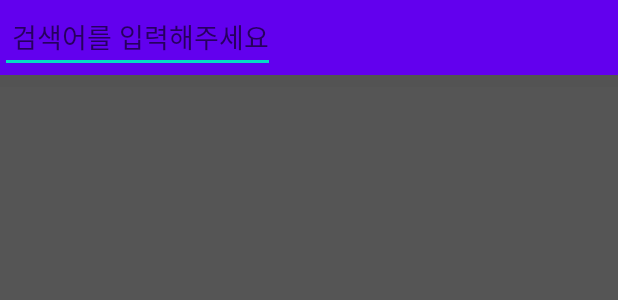
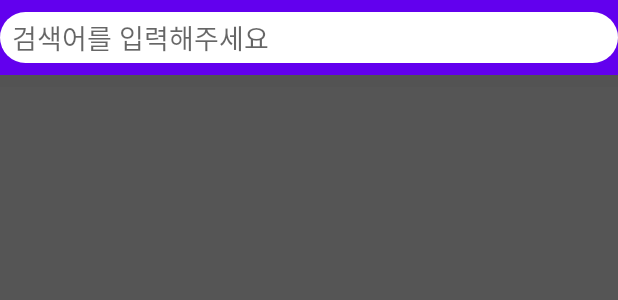
Before and after one commit to yeonsoy/DaumAPI_ImageSearch, an Android app: the layout activity_main.xml on its own in the app's theme, with its tools: preview values and no code run, on a phone screen of 412 x 824 dp. Shown: the top 300 px of the screen. Run offline under Robolectric (Android 15) with nearby library versions, the phone set to English and light mode, and no system bars.

Commit message:
Merge branch 'EditText'
* EditText:
  오류 수정

# Conflicts:
#	app/src/main/res/layout/activity_main.xml

```diff
--- /dev/null
+++ b/app/src/main/res/drawable/edit_bg.xml
@@ -0,0 +1,6 @@
+<?xml version="1.0" encoding="utf-8"?>
+<shape xmlns:android="http://schemas.android.com/apk/res/android"
+    android:shape="rectangle">
+    <solid android:color="@color/white" />
+    <corners android:radius="@dimen/common_radius_size_20" />
+</shape>
--- a/app/src/main/res/layout/activity_main.xml
+++ b/app/src/main/res/layout/activity_main.xml
@@ -17,18 +17,21 @@
         android:layout_width="match_parent"
         android:layout_height="50dp"
         android:background="?attr/colorPrimary"
+        android:paddingLeft="@dimen/common_margin_medium"
+        android:paddingRight="@dimen/common_margin_medium"
         app:contentInsetStart="0dp">
 
         <EditText
             android:id="@+id/et_query"
-            android:layout_width="wrap_content"
-            android:layout_height="wrap_content"
+            android:layout_width="match_parent"
+            android:layout_height="@dimen/search_edit_height"
+            android:paddingLeft="@dimen/common_margin_medium_s"
+            android:paddingRight="@dimen/common_margin_medium_s"
             android:hint="@string/search_hint"
             android:imeOptions="actionSearch"
             android:inputType="text"
             android:paddingStart="8dp"
-            app:layout_constraintEnd_toEndOf="@+id/end_guideline"
-            app:layout_constraintStart_toStartOf="@+id/start_guideline" />
+            android:background="@drawable/edit_bg"/>
 
     </android.support.v7.widget.Toolbar>
 
```
Also changed, not shown: app/src/main/res/values/colors.xml (+13 -0 lines), app/src/main/res/values/dimen.xml (+36 -0 lines), app/src/main/res/values/styles.xml (added, +95 -0 lines), app/src/main/res/drawable/ic_cancel_black_18dp.png (added), app/src/main/res/drawable/ic_error.png (deleted), app/src/main/res/drawable/ic_placeholder.jpg (deleted), app/src/main/res/drawable/ic_search_black_24dp.png (added).
